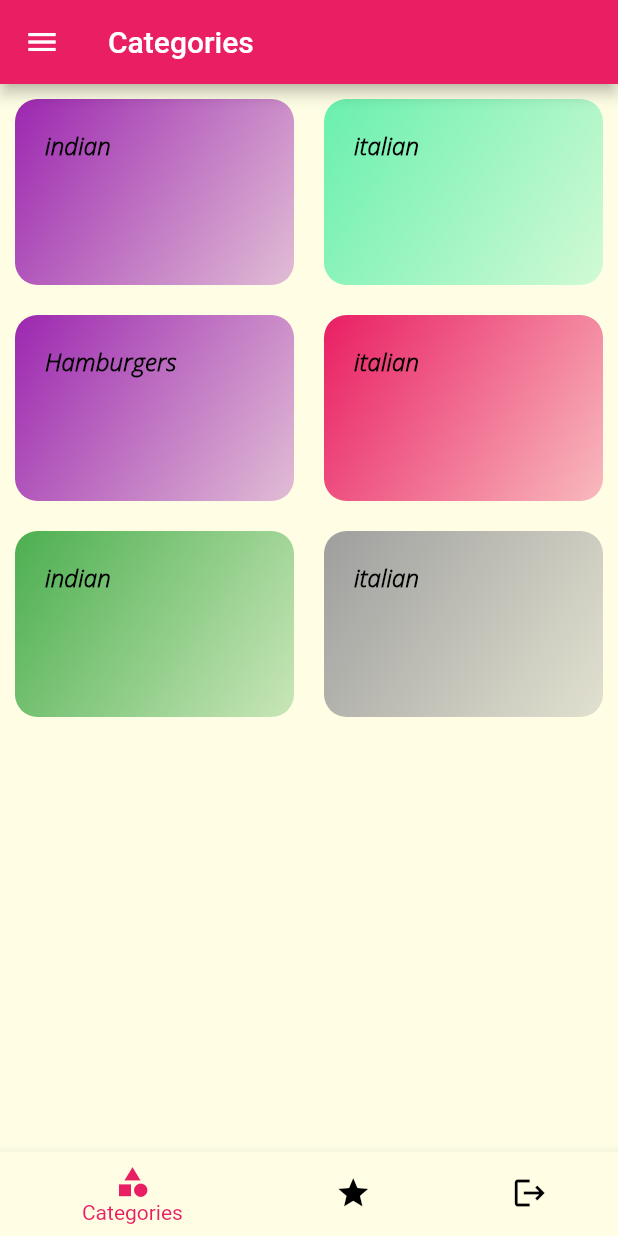
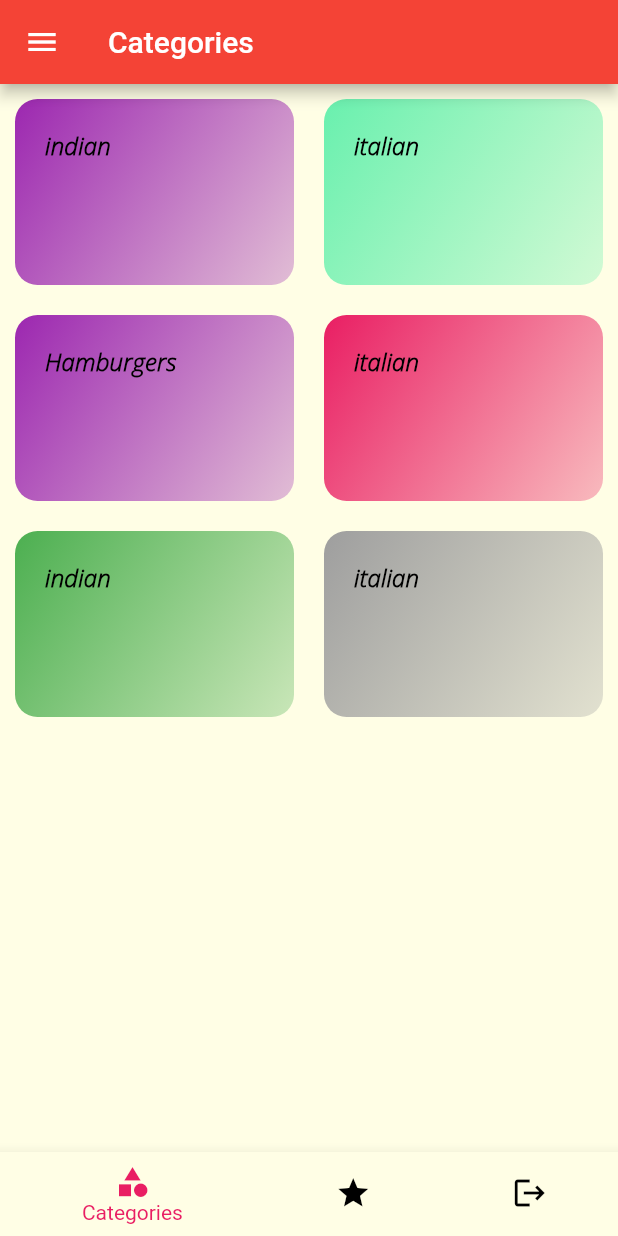
Before and after one commit to DivyaBobbara/MealsApp, a Flutter app: the screen it shows after launch, on a phone screen of 412 x 824 dp. Run offline on Flutter 3.47's test engine with Material 2 defaults, Android fonts, the phone set to English and light mode, and no system bars.

Commit message:
app bar changes

```diff
--- a/lib/main.dart
+++ b/lib/main.dart
@@ -2,9 +2,7 @@ import 'package:flutter/material.dart';
 import 'package:meals/Screens/filters_screen.dart';
 import 'package:meals/Screens/tabs_screen.dart';
 import './Screens/meal_detail.dart';
-import './Screens/categories_screen.dart';
 import './Screens/catergory_meals_screen.dart';
-import './Screens/tabs_screen.dart';
 import './dummy_data.dart';
 import './Model/meal.dart';
 
@@ -78,8 +76,8 @@ class _MyAppState extends State<MyApp> {
       title: 'Meals App',
       theme: ThemeData(
         // is not restarted.
-        primarySwatch: Colors.pink,
-        accentColor: Colors.amber,
+        primarySwatch: Colors.red,
+        accentColor: Colors.yellow,
         canvasColor: Color.fromRGBO(255, 254, 229, 1),
         fontFamily: 'OpenSans',
         textTheme: ThemeData.light().textTheme.copyWith(
```
